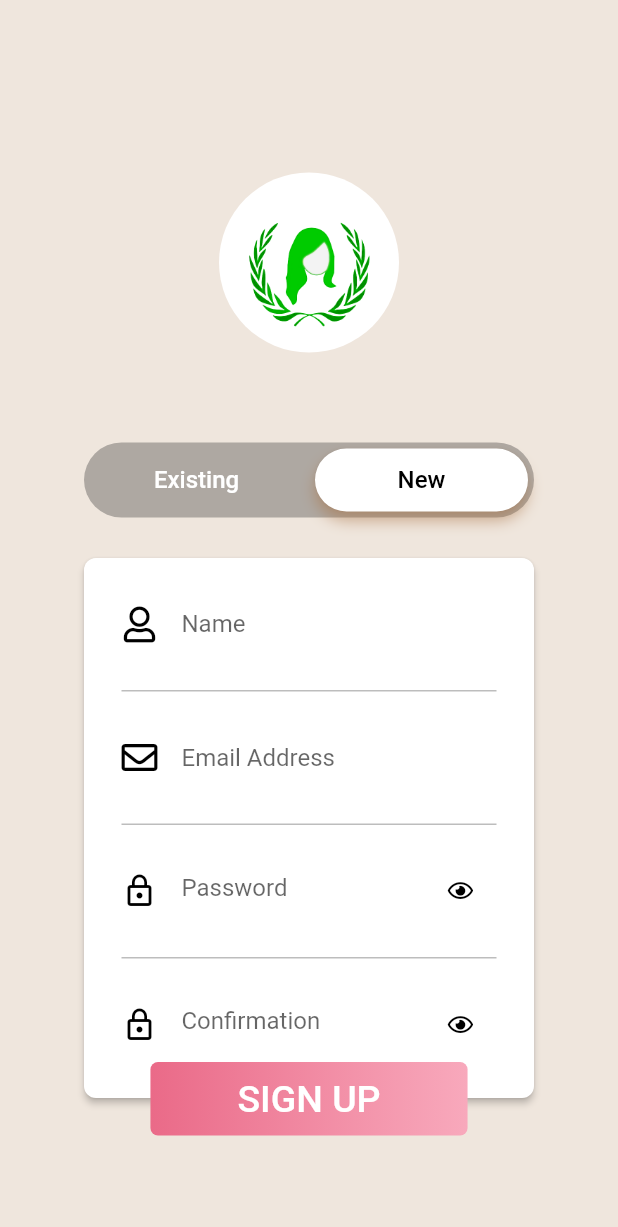
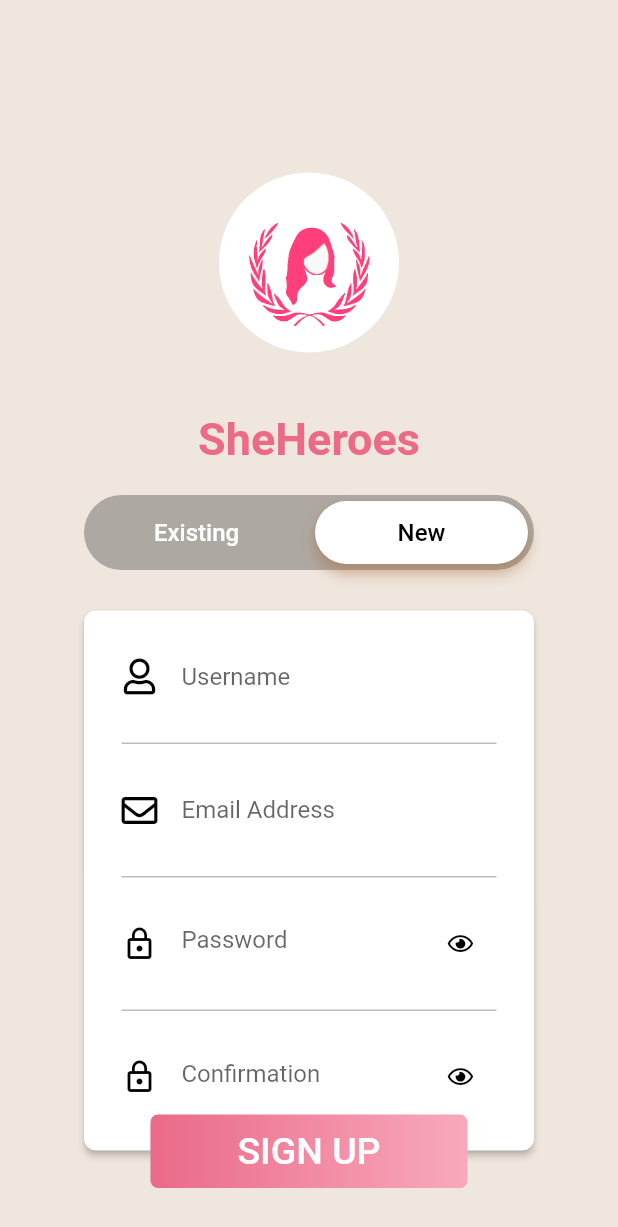
Before and after one commit to shagun25/SheHeroes, a Flutter app: the screen it shows after launch, after a tap on "New", on a phone screen of 412 x 824 dp. Shown: the top 1227 px of the screen. Run offline on Flutter 3.47's test engine with Material 2 defaults, Android fonts, the phone set to English and light mode, and no system bars; drawn by our look-alikes of avatar_glow; our stand-ins replace animated_text_kit, assets_audio_player, auto_size_text, camera, firebase_auth, firebase_core and 11 more; missing offline and left inert: align_positioned, animated_widgets, blobs, circle_list, flash_animation, flutter_sms and 3 more; accounts and stored records are empty; Roboto replaces fonts that are missing (Canterbury, WorkSansBold, WorkSansSemiBold); statements that could not run were skipped.

Commit message:
Team Name added under logo

```diff
--- a/lib/pages/login_page.dart
+++ b/lib/pages/login_page.dart
@@ -1,6 +1,5 @@
 import 'package:flutter/material.dart';
 import 'package:flutter/services.dart';
-// import 'package:font_awesome_flutter/font_awesome_flutter.dart';
 import 'package:safety/shared/theme.dart' as Theme;
 import 'package:font_awesome_flutter/font_awesome_flutter.dart';
 import 'package:safety/shared/bubble_indication_painter.dart';
@@ -9,6 +8,8 @@ import 'notes.dart';
 import 'package:avatar_glow/avatar_glow.dart';
 import 'package:firebase_auth/firebase_auth.dart';
 import 'package:safety/pages/switcher.dart';
+import 'dart:async';
+import 'package:animated_text_kit/animated_text_kit.dart';
 
 class LoginPage extends StatefulWidget {
   LoginPage({Key key}) : super(key: key);
@@ -98,11 +99,14 @@ class _LoginPageState extends State<LoginPage>
             child: Column(
               mainAxisSize: MainAxisSize.max,
               children: <Widget>[
+                Column(
+                  mainAxisAlignment: MainAxisAlignment.center,
+                  children: [
                     Padding(
                       padding: EdgeInsets.only(top: 75.0),
                       child: AvatarGlow(
                         endRadius: 100.0,
-                    glowColor: Colors.green,
+                        glowColor: HexColor("#ea6a88"),
                         child: Container(
                           height: 120,
                           width: 120,
@@ -113,9 +117,30 @@ class _LoginPageState extends State<LoginPage>
                               width: 250.0,
                               height: 191.0,
                               fit: BoxFit.fill,
-                          image: new AssetImage('assets/she-safe.png')),
+                              image: new AssetImage('assets/SheHeroes.png')),
                         ),
                       ),
+                    ),
+                    Container(
+                      margin: EdgeInsets.fromLTRB(0, 0, 0, 0),
+                      child: ScaleAnimatedTextKit(
+                          onTap: () {
+                            print("Tap Event");
+                          },
+                          text: [
+                            "SheHeroes",
+                          ],
+                          textStyle: TextStyle(
+                              fontSize: 30.0,
+                              fontFamily: "Canterbury",
+                              color: HexColor("#ea6a88"),
+                              fontWeight: FontWeight.bold),
+                          textAlign: TextAlign.start,
+                          alignment: AlignmentDirectional
+                              .topStart // or Alignment.topLeft
+                          ),
+                    ),
+                  ],
                 ),
                 Padding(
                   padding: EdgeInsets.only(top: 20.0),
@@ -286,7 +311,7 @@ class _LoginPageState extends State<LoginPage>
                               color: Colors.black,
                               size: 22.0,
                             ),
-                            hintText: "Email Address",
+                            hintText: "Username",
                             hintStyle: TextStyle(
                                 fontFamily: "WorkSansSemiBold", fontSize: 17.0),
                           ),
@@ -456,7 +481,7 @@ class _LoginPageState extends State<LoginPage>
                               FontAwesomeIcons.user,
                               color: Colors.black,
                             ),
-                            hintText: "Name",
+                            hintText: "Username",
                             hintStyle: TextStyle(
                                 fontFamily: "WorkSansSemiBold", fontSize: 16.0),
                           ),
--- a/lib/ui/splash.dart
+++ b/lib/ui/splash.dart
@@ -1,9 +1,9 @@
 import 'package:flutter/material.dart';
 import 'package:safety/pages/login_page.dart';
-
 import 'dart:async';
-
-import 'package:safety/ui/homescreen.dart';
+import 'package:animated_text_kit/animated_text_kit.dart';
+import 'package:hexcolor/hexcolor.dart';
+import 'package:avatar_glow/avatar_glow.dart';
 
 class Splash extends StatefulWidget {
   @override
@@ -29,25 +29,45 @@ class _SplashState extends State<Splash> {
           width: 400,
           height: 400,
           child: Column(
-            children: <Widget>[
-              new Image.asset(
-                'assets/she-safe.png',
-                width: 300,
-                height: 300,
+            mainAxisAlignment: MainAxisAlignment.center,
+            children: [
+              Padding(
+                padding: EdgeInsets.only(top: 75.0),
+                child: AvatarGlow(
+                  endRadius: 100.0,
+                  glowColor: HexColor("#ea6a88"),
+                  child: Container(
+                    height: 120,
+                    width: 120,
+                    decoration: BoxDecoration(
+                        color: Colors.white,
+                        borderRadius: BorderRadius.circular(1000)),
+                    child: new Image(
+                        width: 250.0,
+                        height: 191.0,
+                        fit: BoxFit.fill,
+                        image: new AssetImage('assets/SheHeroes.png')),
+                  ),
+                ),
               ),
-              Text(
-                'Akele Mat Khao,',
-                style: TextStyle(
-                    fontWeight: FontWeight.bold,
-                    fontSize: 20,
-                    color: Colors.white),
-              ),
-              Text(
-                'Mahol To Banao',
-                style: TextStyle(
-                    fontWeight: FontWeight.bold,
-                    fontSize: 20,
-                    color: Colors.white),
+              Container(
+                margin: EdgeInsets.fromLTRB(0, 0, 0, 30),
+                child: ScaleAnimatedTextKit(
+                    onTap: () {
+                      print("Tap Event");
+                    },
+                    text: [
+                      "SheHeroes",
+                    ],
+                    textStyle: TextStyle(
+                        fontSize: 30.0,
+                        fontFamily: "Canterbury",
+                        color: HexColor("#ea6a88"),
+                        fontWeight: FontWeight.bold),
+                    textAlign: TextAlign.start,
+                    alignment:
+                        AlignmentDirectional.topStart // or Alignment.topLeft
+                    ),
               ),
             ],
           ),
```
Lines whose indentation alone changed are shown as unchanged.
